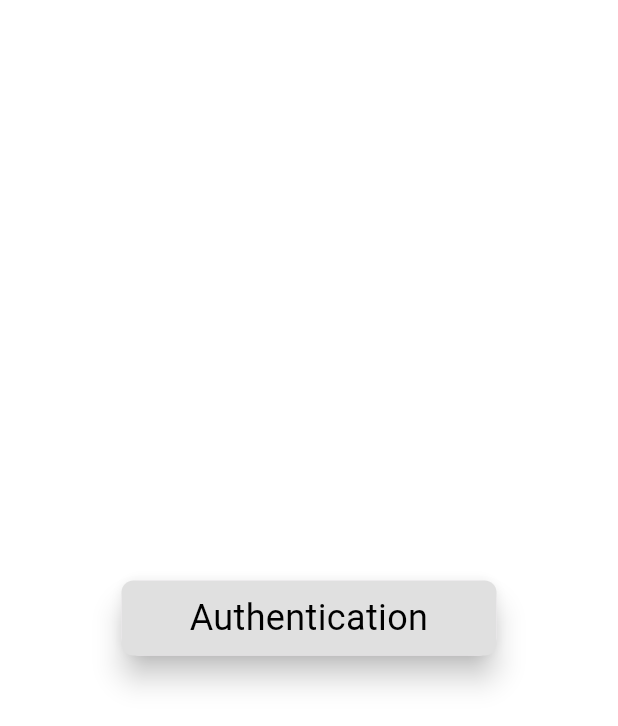
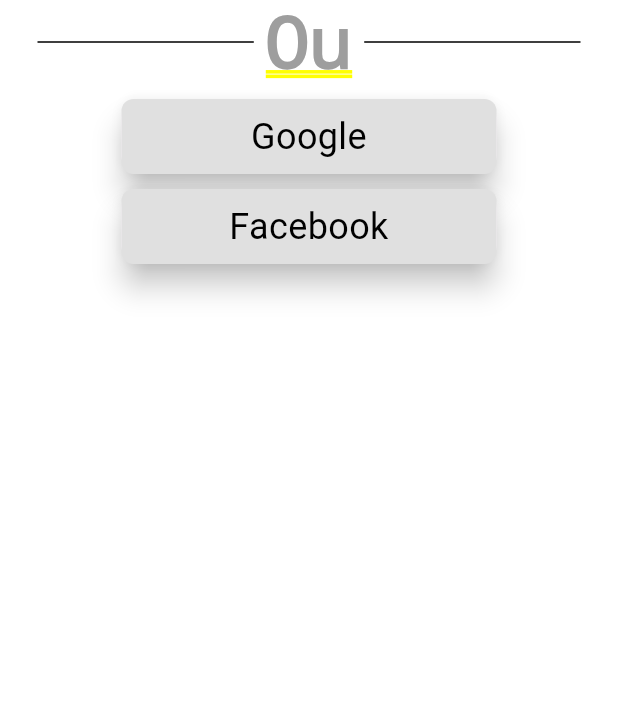
Before and after one commit to hmoustaphaousmane/authentication-ui, a Flutter app: the screen it shows after launch, on a phone screen of 412 x 824 dp. Shown: the top 726 px of the screen. Run offline on Flutter 3.47's test engine with Material 3 defaults, Android fonts, the phone set to English and light mode, and no system bars.

Commit message:
feat: create footer widget

```diff
--- a/lib/main.dart
+++ b/lib/main.dart
@@ -1,4 +1,4 @@
-import 'package:auth_ui/widgets.dart/button_widget.dart';
+import 'package:auth_ui/widgets.dart/footer_widget.dart';
 import 'package:flutter/material.dart';
 
 void main() {
@@ -14,7 +14,7 @@
     return const MaterialApp(
       debugShowCheckedModeBanner: false,
       title: 'Auth UI',
-      home: MyButton(buttonText: 'Authentication',),
+      home: Footer(),
     );
   }
 }
--- /dev/null
+++ b/lib/widgets.dart/footer_widget.dart
@@ -0,0 +1,50 @@
+import 'package:auth_ui/widgets.dart/button_widget.dart';
+import 'package:flutter/material.dart';
+
+class Footer extends StatelessWidget {
+  const Footer({super.key});
+
+  @override
+  Widget build(BuildContext context) {
+    return Padding(
+      padding: const EdgeInsets.symmetric(horizontal: 25),
+      child: Column(
+        children: [
+          Row(
+            children: [
+              const Expanded(
+                child: Divider(
+                  thickness: 1,
+                  color: Colors.black,
+                ),
+              ),
+              Padding(
+                padding: const EdgeInsets.only(left: 8, right: 8),
+                child: Text(
+                  'Ou',
+                  style: TextStyle(color: Colors.grey.shade500),
+                ),
+              ),
+              const Expanded(
+                child: Divider(
+                  thickness: 1,
+                  color: Colors.black,
+                ),
+              ),
+            ],
+          ),
+          const SizedBox(height: 10),
+          const MyButton(
+            buttonText: 'Google',
+            onTap: null,
+          ),
+          const SizedBox(height: 10),
+          const MyButton(
+            buttonText: 'Facebook',
+            onTap: null,
+          ),
+        ],
+      ),
+    );
+  }
+}
```
